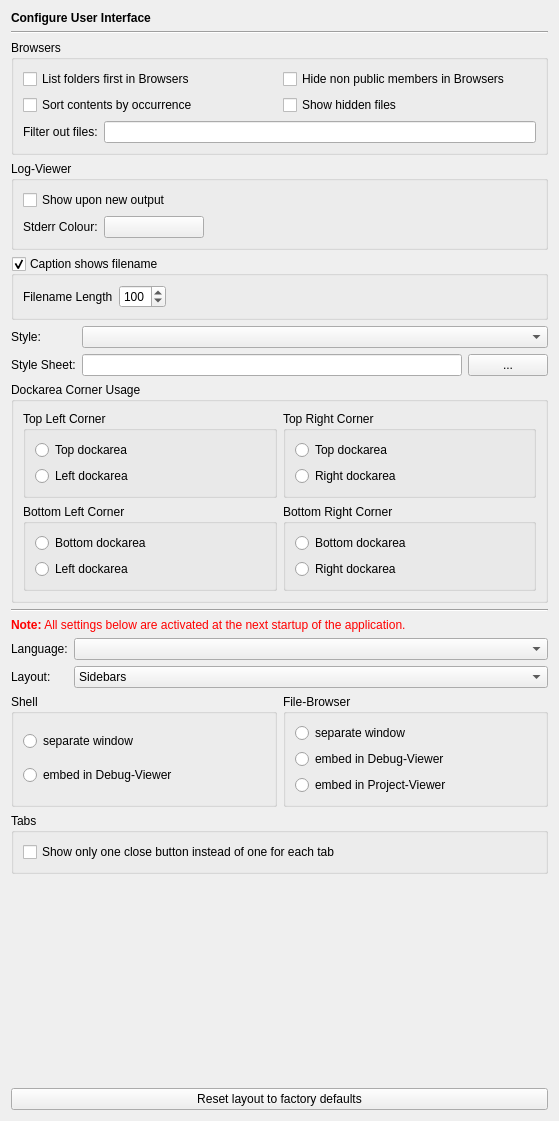
Before: the Qt Designer form Preferences/ConfigurationPages/InterfacePage.ui in testmana2/test, drawn with Qt 5.
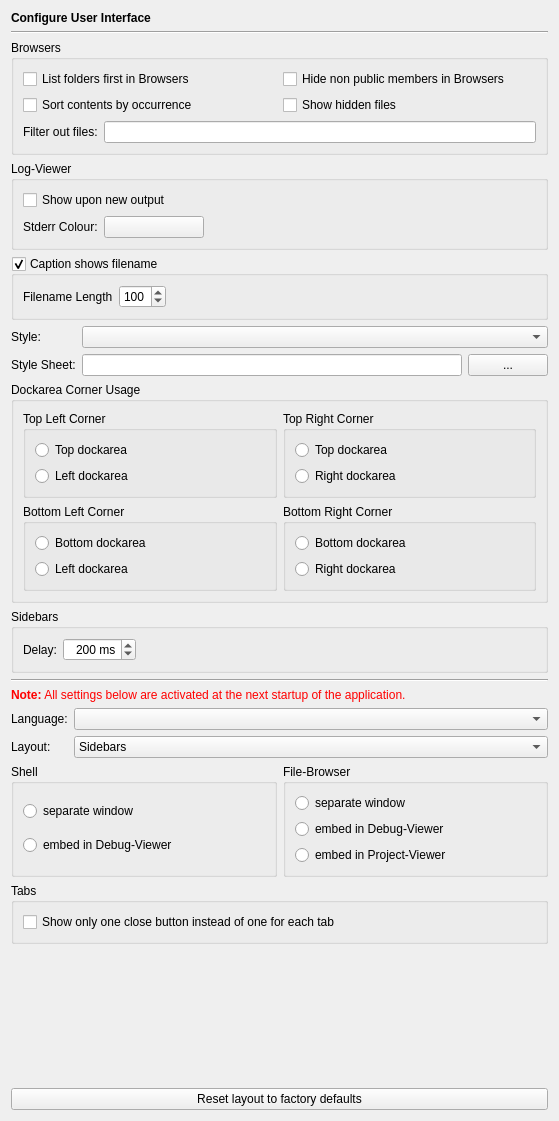
After: the same form once the commit is applied.

Commit message: Introduced a configurable delay timer to get smoother sidebars behavior.

What changed in the file:
```diff
--- a/Preferences/ConfigurationPages/InterfacePage.ui
+++ b/Preferences/ConfigurationPages/InterfacePage.ui
@@ -6,7 +6,7 @@
    <rect>
     <x>0</x>
     <y>0</y>
-    <width>555</width>
+    <width>557</width>
     <height>1121</height>
    </rect>
   </property>
@@ -377,6 +377,54 @@
      </layout>
     </widget>
    </item>
+   <item>
+    <widget class="QGroupBox" name="groupBox_8">
+     <property name="title">
+      <string>Sidebars</string>
+     </property>
+     <layout class="QHBoxLayout" name="horizontalLayout_3">
+      <item>
+       <widget class="QLabel" name="label_5">
+        <property name="text">
+         <string>Delay:</string>
+        </property>
+       </widget>
+      </item>
+      <item>
+       <widget class="QSpinBox" name="delaySpinBox">
+        <property name="alignment">
+         <set>Qt::AlignRight|Qt::AlignTrailing|Qt::AlignVCenter</set>
+        </property>
+        <property name="suffix">
+         <string> ms</string>
+        </property>
+        <property name="maximum">
+         <number>2000</number>
+        </property>
+        <property name="singleStep">
+         <number>100</number>
+        </property>
+        <property name="value">
+         <number>200</number>
+        </property>
+       </widget>
+      </item>
+      <item>
+       <spacer name="horizontalSpacer_2">
+        <property name="orientation">
+         <enum>Qt::Horizontal</enum>
+        </property>
+        <property name="sizeHint" stdset="0">
+         <size>
+          <width>396</width>
+          <height>20</height>
+         </size>
+        </property>
+       </spacer>
+      </item>
+     </layout>
+    </widget>
+   </item>
    <item>
     <widget class="Line" name="line9_2">
      <property name="frameShape">
```
Left out of the diff: 1 changed line with no effect on the pictures. The commit also changes 19 other files.
